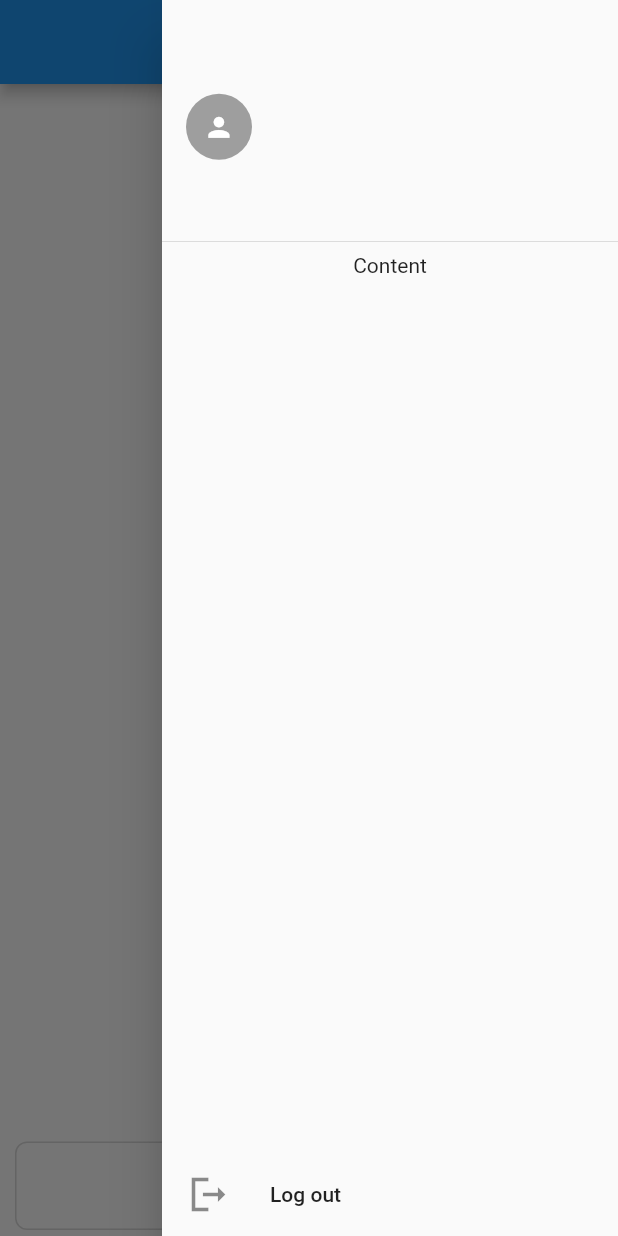
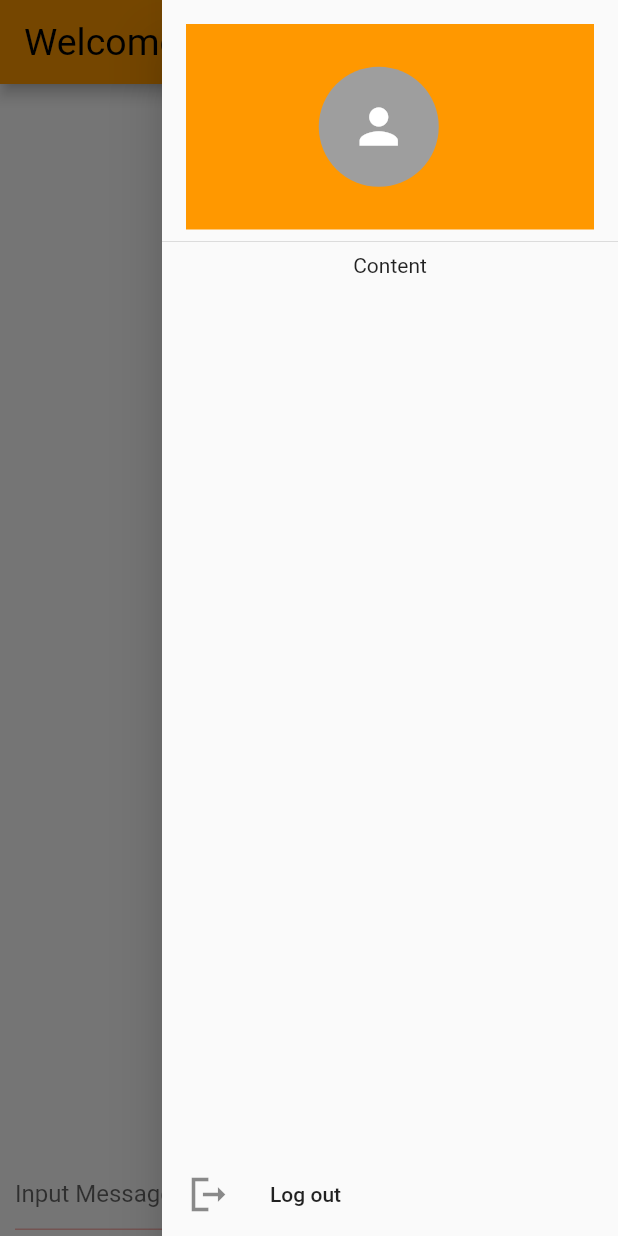
Before and after one commit to MasterChiefCarl/GGY_TwitterClone, a Flutter app: the screen it shows once a user with an empty profile is signed in, with the side drawer open, on a phone screen of 412 x 824 dp. Run offline on Flutter 3.47's test engine with Material 2 defaults, Android fonts, the phone set to English and light mode, and no system bars; our stand-ins replace cloud_firestore, firebase_auth, firebase_core, firebase_storage, get_it, google_fonts and 2 more; missing offline and left inert: simple_moment; accounts and stored records are empty.

Commit message:
Remigration from Errors

```diff
--- a/ggy_twitter_clone/lib/src/app.dart
+++ b/ggy_twitter_clone/lib/src/app.dart
@@ -16,19 +16,25 @@ class MyApp extends StatelessWidget {
       theme: ThemeData(
           primaryColor: Colors.orange,
           scaffoldBackgroundColor: Colors.white,
-          colorScheme: const ColorScheme(
+          textTheme:  const TextTheme(
+            headline1: TextStyle(
+                fontSize: 25.0,
+                fontWeight: FontWeight.w400,
+                color: Colors.black),
+          ),
+          colorScheme:  ColorScheme(
               brightness: Brightness.light,
-              primary: Colors.blue,
-              onPrimary: Colors.white,
-              secondary: Colors.blueAccent,
+              primary: Theme.of(context).primaryColor,
+              onPrimary: Colors.black,
+              secondary: Colors.grey,
               onSecondary: Colors.white,
               error: Colors.black,
               onError: Colors.red,
-              background: Color.fromARGB(255, 192, 192, 192),
-              onBackground: Colors.black,
+              background: Theme.of(context).scaffoldBackgroundColor,
+              onBackground: Colors.white,
               surface: Colors.red,
-              onSurface: Colors.grey,
-              shadow: Color.fromARGB(255, 0, 0, 0)),
+              onSurface: Colors.red,
+              shadow: const Color.fromARGB(255, 0, 0, 0)),
           iconTheme: const IconThemeData(
               color: Colors.red, size: 30)),
       debugShowCheckedModeBanner: false,
--- a/ggy_twitter_clone/lib/src/screens/home/home_screen.dart
+++ b/ggy_twitter_clone/lib/src/screens/home/home_screen.dart
@@ -9,24 +9,19 @@ import 'package:ggy_twitter_clone/src/models/chat_user_model.dart';
 import 'package:ggy_twitter_clone/src/services/image_service.dart';
 import 'package:ggy_twitter_clone/src/widgets/avatars.dart';
 import 'package:ggy_twitter_clone/src/widgets/chat_card.dart';
-
 class HomeScreen extends StatefulWidget {
   static const String route = 'home-screen';
   const HomeScreen({Key? key}) : super(key: key);
-
   @override
   State<HomeScreen> createState() => _HomeScreenState();
 }
-
 class _HomeScreenState extends State<HomeScreen> {
   final AuthController _auth = locator<AuthController>();
   final ChatController _chatController = ChatController();
   final TextEditingController _messageController = TextEditingController();
   final FocusNode _messageFN = FocusNode();
   final ScrollController _scrollController = ScrollController();
-
   ChatUser? user;
-
   @override
   void initState() {
     ChatUser.fromUid(uid: FirebaseAuth.instance.currentUser!.uid).then((value) {
@@ -39,14 +34,12 @@ class _HomeScreenState extends State<HomeScreen> {
     _chatController.addListener(scrollToBottom);
     super.initState();
   }
-
   scrollToBottom() async {
     await Future.delayed(const Duration(milliseconds: 250));
     print('scrolling to bottom');
     _scrollController.animateTo(_scrollController.position.maxScrollExtent,
         curve: Curves.easeIn, duration: const Duration(milliseconds: 250));
   }
-
   @override
   void dispose() {
     _chatController.removeListener(scrollToBottom);
@@ -55,42 +48,65 @@ class _HomeScreenState extends State<HomeScreen> {
     _messageController.dispose();
     super.dispose();
   }
-
   @override
   Widget build(BuildContext context) {
     return Scaffold(
       appBar: AppBar(
-        title: Text(user != null ? user!.username : '. . .'),
+        backgroundColor: Theme.of(context).primaryColor,
+        title: Text(user != null ? "Welcome ${user!.username}" : '. . .',style: Theme.of(context).textTheme.headline1,),
         actions: [
           Builder(builder: (context) {
-            return IconButton(
+            // return IconButton(
+            //   onPressed: () async {
+            //     Scaffold.of(context).openEndDrawer();
+            //   },
+            //   icon: const Icon(Icons.menu),
+            // );
+            return TextButton(
               onPressed: () async {
                 Scaffold.of(context).openEndDrawer();
               },
-              icon: const Icon(Icons.menu),
+              child: AvatarImage(
+                  uid: FirebaseAuth.instance.currentUser!.uid, radius: 20),
             );
           }),
         ],
       ),
       endDrawer: Drawer(
         child: Column(
+          mainAxisSize: MainAxisSize.max,
           children: [
             DrawerHeader(
-              child: Row(
+              child: Stack(
+                fit: StackFit.expand,
+                children: [
+                Container(
+                    color: Theme.of(context).primaryColor,
+                    width: double.infinity,
+                    height: double.infinity),
+                Row(
+                  mainAxisAlignment: MainAxisAlignment.center,
                   children: [
                     InkWell(
                       onTap: () {
                         ImageService.updateProfileImage();
                       },
                       child: AvatarImage(
-                        uid: FirebaseAuth.instance.currentUser!.uid),
+                        uid: FirebaseAuth.instance.currentUser!.uid,
+                        radius: 40,
+                      ),
                     ),
                     const SizedBox(
-                    width: 8,
+                      // width: double.infinity,
+                      width: 15,
+                      height: 15,
                     ),
-                  UserNameFromDB(uid: FirebaseAuth.instance.currentUser!.uid)
+                    UserNameFromDB(
+                        uid: FirebaseAuth.instance.currentUser!.uid,
+                        fontSize: 25)
                   ],
                 ),
+              ]),
             ),
             Expanded(
               child: Column(
@@ -137,25 +153,27 @@ class _HomeScreenState extends State<HomeScreen> {
                 children: [
                   Expanded(
                     child: TextFormField(
+                      onEditingComplete: send,
                       onFieldSubmitted: (String text) {
                         send();
                       },
                       focusNode: _messageFN,
                       controller: _messageController,
+                      cursorHeight: 25,
                       decoration: const InputDecoration(
                         fillColor: Colors.white,
-                        border: OutlineInputBorder(
-                          borderRadius: BorderRadius.all(
-                            Radius.circular(8),
-                          ),
-                        ),
+                        hintText: 'Input Message Here',
+                        // border: OutlineInputBorder(
+                        //   borderRadius: BorderRadius.all(
+                        //     Radius.circular(8),
+                        //   ),
+                        // ),
                       ),
                     ),
                   ),
                   IconButton(
                     icon: const Icon(
                       Icons.send,
-                      color: Colors.redAccent,
                     ),
                     onPressed: send,
                   )
@@ -167,7 +185,6 @@ class _HomeScreenState extends State<HomeScreen> {
       ),
     );
   }
-
   send() {
     _messageFN.unfocus();
     if (_messageController.text.isNotEmpty) {
--- a/ggy_twitter_clone/lib/src/widgets/chat_card.dart
+++ b/ggy_twitter_clone/lib/src/widgets/chat_card.dart
@@ -5,15 +5,12 @@ import 'package:ggy_twitter_clone/src/models/chat_message_model.dart';
 import 'package:ggy_twitter_clone/src/widgets/avatars.dart';
 import 'package:ggy_twitter_clone/src/widgets/edit_dialogue.dart';
 import 'package:simple_moment/simple_moment.dart';
-
 class ChatCard extends StatelessWidget {
   const ChatCard({
     Key? key,
     required this.chat,
   }) : super(key: key);
-
   final ChatMessage chat;
-
   @override
   Widget build(BuildContext context) {
     return Column(
@@ -81,6 +78,7 @@ class ChatCard extends StatelessWidget {
                             const BorderRadius.all(Radius.circular(8)),
                         color: chat.sentBy ==
                                 FirebaseAuth.instance.currentUser!.uid
+                                // ?Colors.orange:Colors.white,
                             ? Theme.of(context).colorScheme.primary
                             : Theme.of(context).colorScheme.onBackground,
                         boxShadow: [
--- a/ggy_twitter_clone/lib/src/widgets/edit_dialogue.dart
+++ b/ggy_twitter_clone/lib/src/widgets/edit_dialogue.dart
@@ -1,14 +1,12 @@
+
 import 'package:flutter/material.dart';
 import 'package:ggy_twitter_clone/src/models/chat_message_model.dart';
-
 class ChatEditingDialog extends StatefulWidget {
   final ChatMessage chat;
   const ChatEditingDialog({required this.chat, Key? key}) : super(key: key);
-
   @override
   State<ChatEditingDialog> createState() => _ChatEditingDialogState();
 }
-
 class _ChatEditingDialogState extends State<ChatEditingDialog> {
   late TextEditingController tCon;
   @override
@@ -16,7 +14,6 @@ class _ChatEditingDialogState extends State<ChatEditingDialog> {
     tCon = TextEditingController(text: widget.chat.message);
     super.initState();
   }
-
   @override
   Widget build(BuildContext context) {
     return Dialog(
```
Also changed, not shown: ggy_twitter_clone/lib/src/services/image_service.dart (+9 -13 lines), ggy_twitter_clone/lib/src/widgets/avatars.dart (+50 -4 lines). Lines whose indentation alone changed are shown as unchanged.
